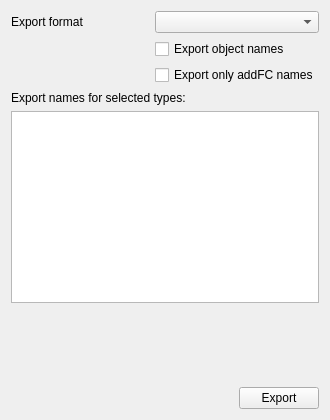
Before: the Qt Designer form utils/addFC_Viewer.ui in GS90/addFC, drawn with Qt 5.
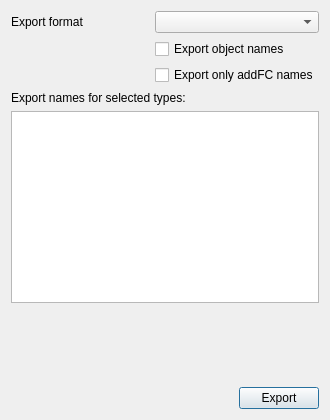
After: the same form once the commit is applied.

```diff
--- a/utils/addFC_Viewer.ui
+++ b/utils/addFC_Viewer.ui
@@ -2,7 +2,7 @@
 <ui version="4.0">
  <author>Golodnikov Sergey</author>
  <class>Form</class>
- <widget class="QWidget" name="Form">
+ <widget class="QDialog" name="Form">
   <property name="geometry">
    <rect>
     <x>0</x>
```
